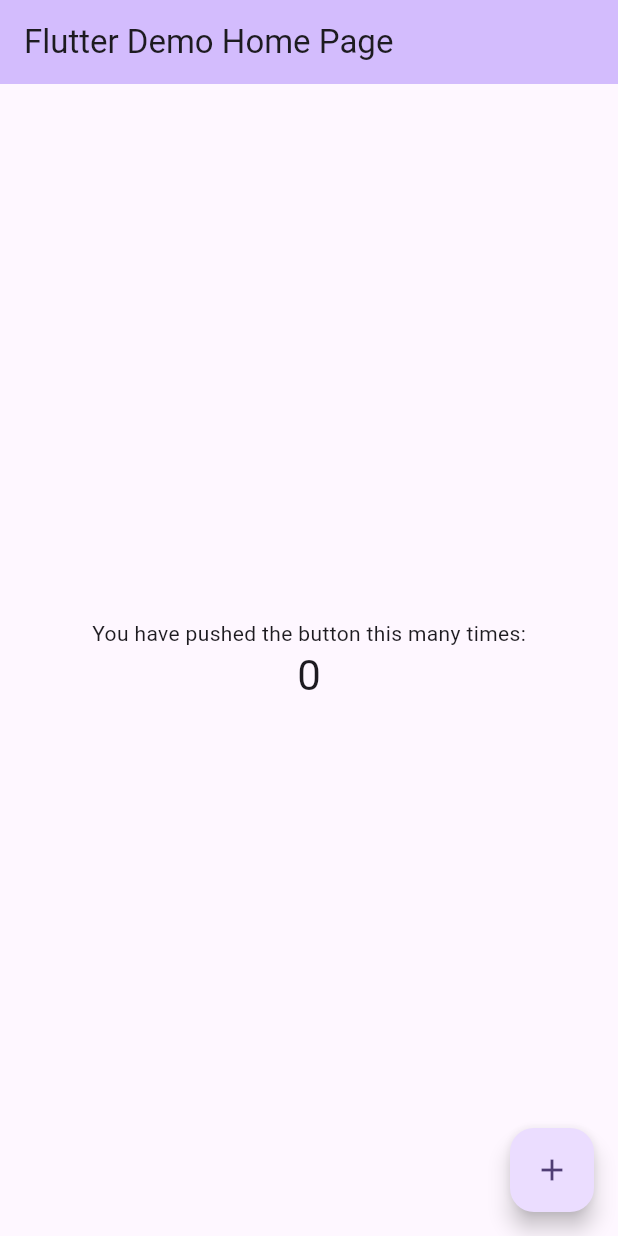
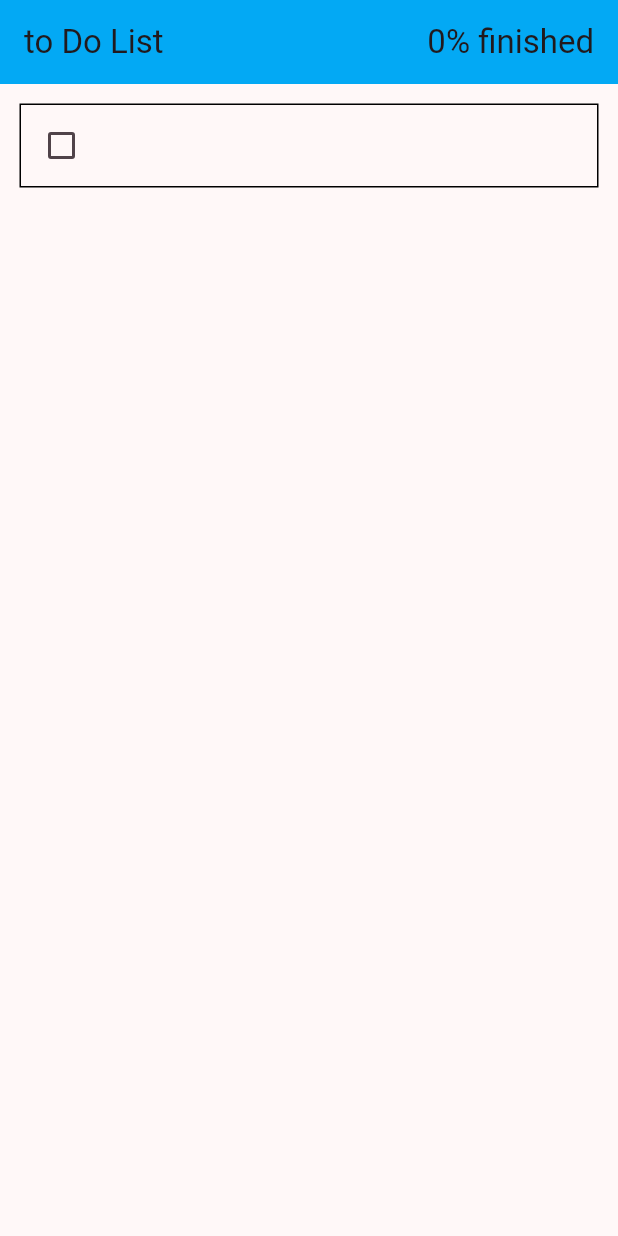
Before and after one commit to GFerhat/flutter_json_exercise, a Flutter app: the screen it shows after launch, on a phone screen of 412 x 824 dp. Run offline on Flutter 3.47's test engine with Material 3 defaults, Android fonts, the phone set to English and light mode, and no system bars; our stand-ins replace flutter_riverpod.

Commit message:
Implement initial ToDo app structure with task management and UI components

```diff
--- /dev/null
+++ b/lib/appbar_widget.dart
@@ -0,0 +1,20 @@
+import 'package:flutter/material.dart';
+
+class myAppBar extends StatelessWidget {
+  const myAppBar({
+    super.key,
+  });
+
+  @override
+  Widget build(BuildContext context) {
+    return AppBar(
+      backgroundColor: Colors.lightBlue,
+      title: Row(
+        children: [
+          Expanded(child: Text("to Do List")),
+          Container(child: Text("0% finished")),
+        ],
+      ),
+    );
+  }
+}
--- /dev/null
+++ b/lib/list_class.dart
@@ -0,0 +1,29 @@
+class Task {
+  bool isDone = false;
+  String task;
+
+  Task({required this.task});
+
+  void toggle(bool isDone) {
+    isDone = !isDone;
+  }
+}
+
+class ToDoList {
+  List<Task> tasks = [];
+
+  ToDoList(this.tasks);
+
+  void addTask(Task task) {
+    tasks.add(task);
+  }
+
+  double tasksDoneInPercent() {
+    int tasksDoneCounter = 0;
+    if (tasks.isEmpty) return 0;
+    for (final t in tasks) {
+      if (t.isDone) tasksDoneCounter++;
+    }
+    return 100 * tasksDoneCounter / tasks.length;
+  }
+}
--- /dev/null
+++ b/lib/list_page.dart
@@ -0,0 +1,23 @@
+import 'package:flutter/material.dart';
+import 'package:i12_into_012/appbar_widget.dart';
+import 'package:i12_into_012/list_widget.dart';
+
+class ListPage extends StatefulWidget {
+  const ListPage({super.key});
+
+  @override
+  State<ListPage> createState() => ListPageState();
+}
+
+class ListPageState extends State<ListPage> {
+  @override
+  Widget build(BuildContext context) {
+    return const Scaffold(
+      appBar: PreferredSize(
+        preferredSize: const Size.fromHeight(kToolbarHeight),
+        child: myAppBar(),
+      ),
+      body: todoList(),
+    );
+  }
+}
--- /dev/null
+++ b/lib/list_widget.dart
@@ -0,0 +1,33 @@
+import 'package:flutter/material.dart';
+
+class todoList extends StatelessWidget {
+  const todoList({super.key});
+  @override
+  Widget build(BuildContext context) {
+    return ListView(
+      children: [
+        Container(
+          margin: EdgeInsets.all(10),
+          child: Column(
+            children: [
+              Container(
+                padding: EdgeInsets.all(3),
+                margin: EdgeInsets.all(3),
+                decoration: BoxDecoration(
+                  border: Border.all(color: Colors.black),
+                ),
+
+                child: Row(
+                  children: [
+                    Checkbox(value: false, onChanged: (bool? x) {}),
+                    Text(""),
+                  ],
+                ),
+              ),
+            ],
+          ),
+        ),
+      ],
+    );
+  }
+}
--- a/lib/main.dart
+++ b/lib/main.dart
@@ -1,4 +1,5 @@
 import 'package:flutter/material.dart';
+import 'package:i12_into_012/list_page.dart';
 
 void main() {
   runApp(const MyApp());
@@ -10,58 +11,12 @@ class MyApp extends StatelessWidget {
   @override
   Widget build(BuildContext context) {
     return MaterialApp(
-      title: 'Flutter Demo',
+      debugShowCheckedModeBanner: false,
+      title: 'todoJson',
       theme: ThemeData(
-        colorScheme: ColorScheme.fromSeed(seedColor: Colors.deepPurple),
+        colorScheme: ColorScheme.fromSeed(seedColor: const Color(0x00EFBCD5)),
       ),
-      home: const MyHomePage(title: 'Flutter Demo Home Page'),
+      home: ListPage(),
     );
   }
 }
-
-class MyHomePage extends StatefulWidget {
-  const MyHomePage({super.key, required this.title});
-
-  final String title;
-
-  @override
-  State<MyHomePage> createState() => _MyHomePageState();
-}
-
-class _MyHomePageState extends State<MyHomePage> {
-  int _counter = 0;
-
-  void _incrementCounter() {
-    setState(() {
-      _counter++;
-    });
-  }
-
-  @override
-  Widget build(BuildContext context) {
-    return Scaffold(
-      appBar: AppBar(
-        backgroundColor: Theme.of(context).colorScheme.inversePrimary,
-
-        title: Text(widget.title),
-      ),
-      body: Center(
-        child: Column(
-          mainAxisAlignment: MainAxisAlignment.center,
-          children: <Widget>[
-            const Text('You have pushed the button this many times:'),
-            Text(
-              '$_counter',
-              style: Theme.of(context).textTheme.headlineMedium,
-            ),
-          ],
-        ),
-      ),
-      floatingActionButton: FloatingActionButton(
-        onPressed: _incrementCounter,
-        tooltip: 'Increment',
-        child: const Icon(Icons.add),
-      ), // This trailing comma makes auto-formatting nicer for build methods.
-    );
-  }
-}
--- /dev/null
+++ b/lib/riverpod_state.dart
@@ -0,0 +1,12 @@
+import 'package:i12_into_012/list_class.dart';
+import 'package:flutter_riverpod/flutter_riverpod.dart';
+
+class ToDoNotifier extends Notifier<ToDoList> {
+  @override
+  ToDoList build() => ToDoList([]);
+
+  void addTask(Task task) {
+    state.addTask(task);
+    state = ToDoList(state.tasks);
+  }
+}
```
